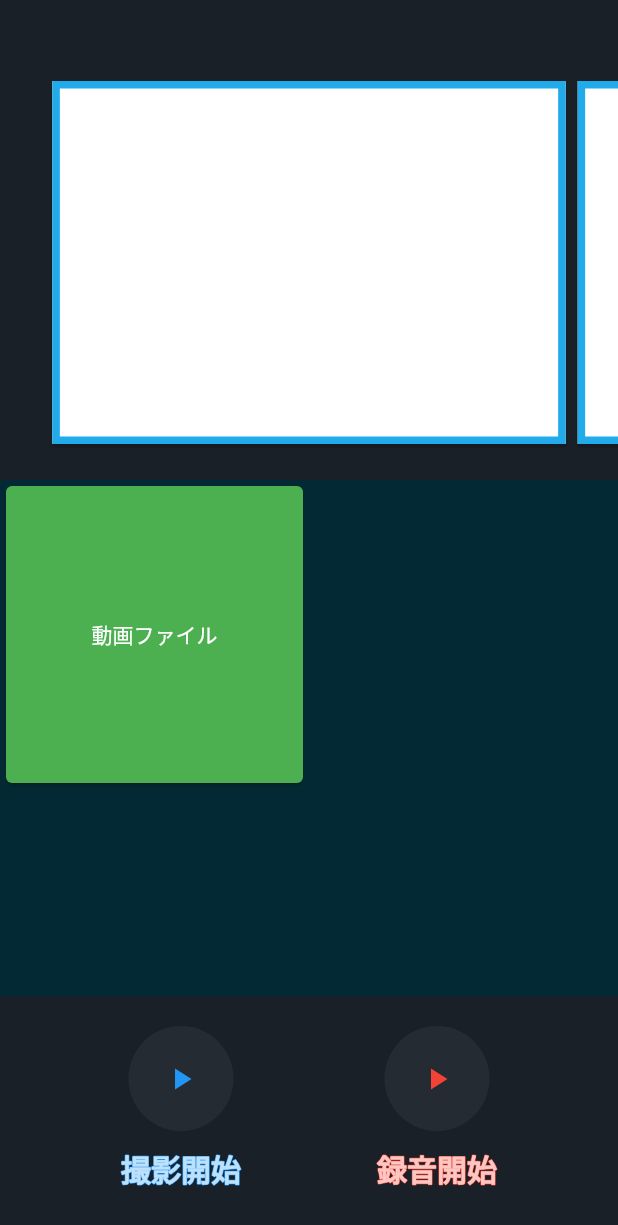
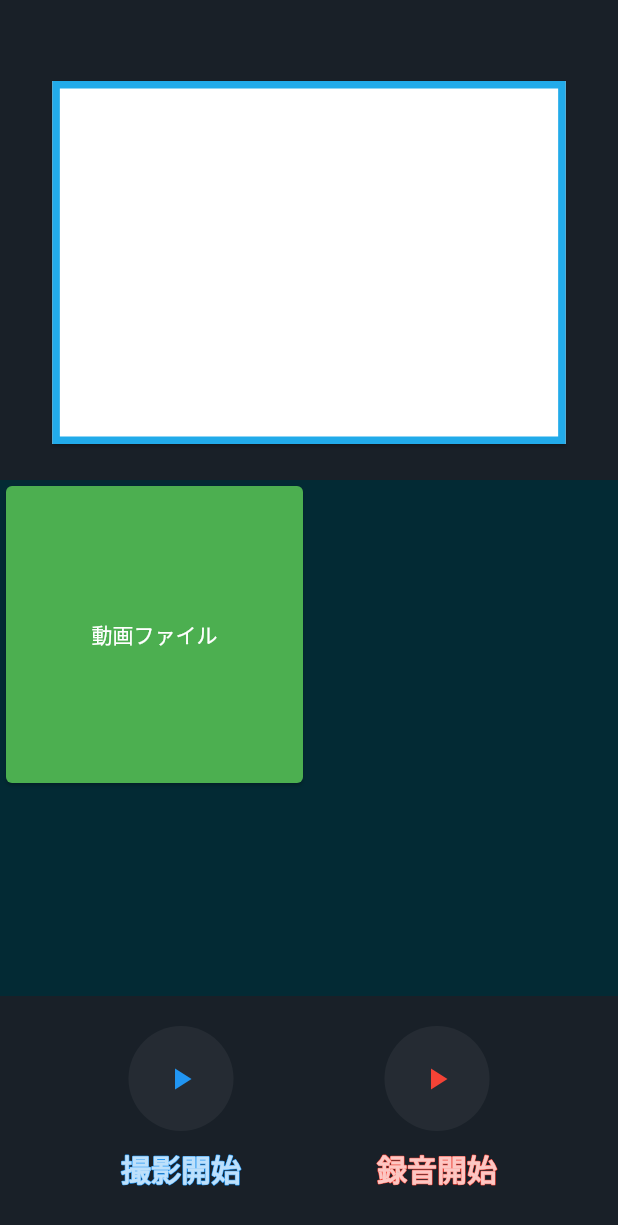
Before and after one commit to Tomohiro629/Fitness_app, a Flutter app: the screen it shows once a user with an empty profile is signed in, on a phone screen of 412 x 824 dp. Shown: the top 1225 px of the screen. Run offline on Flutter 3.47's test engine with Material 2 defaults, Android fonts, the phone set to English and light mode, and no system bars; drawn by our look-alikes of bordered_text; our stand-ins replace cloud_firestore, firebase_auth, firebase_core, flutter_riverpod, flutter_screenutil, gap and 1 more; accounts and stored records are empty.

Commit message:
スコアカードのクラス分け

```diff
--- /dev/null
+++ b/lib/start_page/components/score_cards.dart
@@ -0,0 +1,26 @@
+import 'package:flutter/material.dart';
+
+class ScoreCards extends StatelessWidget {
+  const ScoreCards({super.key});
+  @override
+  Widget build(BuildContext context) {
+    final pageController = PageController(viewportFraction: 0.85);
+    return Container(
+      margin: const EdgeInsets.only(top: 50.0, bottom: 20.0),
+      height: 250.0,
+      child: PageView(
+        controller: pageController,
+        scrollDirection: Axis.horizontal,
+        children: const [
+          Card(
+            color: Colors.white,
+            shape: RoundedRectangleBorder(
+              side: BorderSide(
+                  color: Color.fromARGB(255, 34, 171, 234), width: 5),
+            ),
+          ),
+        ],
+      ),
+    );
+  }
+}
--- a/lib/start_page/start_page.dart
+++ b/lib/start_page/start_page.dart
@@ -1,6 +1,7 @@
 import 'package:flutter/material.dart';
 import 'package:flutter_riverpod/flutter_riverpod.dart';
 import 'package:karaoke_app/components/various_button.dart';
+import 'package:karaoke_app/start_page/components/score_cards.dart';
 
 import '../movie-file_page/movie_file_page.dart';
 
@@ -8,43 +9,12 @@ class StartPage extends ConsumerWidget {
   const StartPage({Key? key}) : super(key: key);
   @override
   Widget build(BuildContext context, WidgetRef ref) {
-    final pageController = PageController(viewportFraction: 0.85);
     return Scaffold(
       backgroundColor: const Color(0xff192028),
       body: Center(
           child: Column(
         children: [
-          Container(
-            margin: const EdgeInsets.only(top: 50.0, bottom: 20.0),
-            height: 250.0,
-            child: PageView(
-              controller: pageController,
-              scrollDirection: Axis.horizontal,
-              children: const [
-                Card(
-                  color: Colors.white,
-                  shape: RoundedRectangleBorder(
-                    side: BorderSide(
-                        color: Color.fromARGB(255, 34, 171, 234), width: 5),
-                  ),
-                ),
-                Card(
-                  color: Colors.white,
-                  shape: RoundedRectangleBorder(
-                    side: BorderSide(
-                        color: Color.fromARGB(255, 34, 171, 234), width: 5),
-                  ),
-                ),
-                Card(
-                  color: Colors.white,
-                  shape: RoundedRectangleBorder(
-                    side: BorderSide(
-                        color: Color.fromARGB(255, 34, 171, 234), width: 5),
-                  ),
-                ),
-              ],
-            ),
-          ),
+          const ScoreCards(),
           Expanded(
             child: Container(
               height: 350,
```
